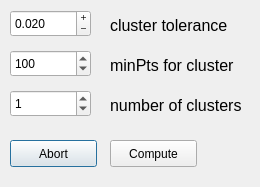
First picture: the form in src/gui/euclidean_dialog.ui, repository SimpleTree/simpleTree, before the edit.
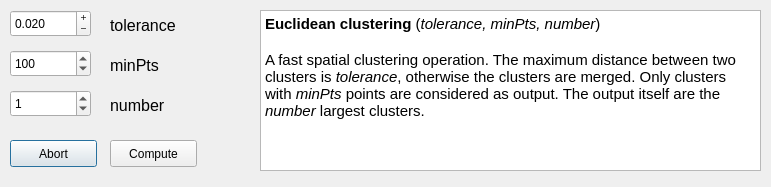
Second picture: the form after the edit.

```diff
--- a/src/gui/euclidean_dialog.ui
+++ b/src/gui/euclidean_dialog.ui
@@ -6,7 +6,7 @@
    <rect>
     <x>0</x>
     <y>0</y>
-    <width>260</width>
+    <width>771</width>
     <height>187</height>
    </rect>
   </property>
@@ -82,7 +82,7 @@
     </font>
    </property>
    <property name="text">
-    <string>cluster tolerance</string>
+    <string>tolerance</string>
    </property>
    <property name="alignment">
     <set>Qt::AlignLeading|Qt::AlignLeft|Qt::AlignVCenter</set>
@@ -135,7 +135,7 @@
     </font>
    </property>
    <property name="text">
-    <string>minPts for cluster</string>
+    <string>minPts</string>
    </property>
    <property name="alignment">
     <set>Qt::AlignLeading|Qt::AlignLeft|Qt::AlignVCenter</set>
@@ -156,12 +156,31 @@
     </font>
    </property>
    <property name="text">
-    <string>number of clusters</string>
+    <string>number</string>
    </property>
    <property name="alignment">
     <set>Qt::AlignLeading|Qt::AlignLeft|Qt::AlignVCenter</set>
    </property>
   </widget>
+  <widget class="QTextBrowser" name="textBrowser">
+   <property name="geometry">
+    <rect>
+     <x>260</x>
+     <y>10</y>
+     <width>501</width>
+     <height>161</height>
+    </rect>
+   </property>
+   <property name="html">
+    <string>&lt;!DOCTYPE HTML PUBLIC &quot;-//W3C//DTD HTML 4.0//EN&quot; &quot;http://www.w3.org/TR/REC-html40/strict.dtd&quot;&gt;
+&lt;html&gt;&lt;head&gt;&lt;meta name=&quot;qrichtext&quot; content=&quot;1&quot; /&gt;&lt;style type=&quot;text/css&quot;&gt;
+p, li { white-space: pre-wrap; }
+&lt;/style&gt;&lt;/head&gt;&lt;body style=&quot; font-family:'Ubuntu'; font-size:11pt; font-weight:400; font-style:normal;&quot;&gt;
+&lt;p style=&quot; margin-top:0px; margin-bottom:0px; margin-left:0px; margin-right:0px; -qt-block-indent:0; text-indent:0px;&quot;&gt;&lt;span style=&quot; font-weight:600;&quot;&gt;Euclidean clustering&lt;/span&gt; (&lt;span style=&quot; font-style:italic;&quot;&gt;tolerance, minPts, number&lt;/span&gt;)&lt;/p&gt;
+&lt;p style=&quot;-qt-paragraph-type:empty; margin-top:0px; margin-bottom:0px; margin-left:0px; margin-right:0px; -qt-block-indent:0; text-indent:0px;&quot;&gt;&lt;br /&gt;&lt;/p&gt;
+&lt;p style=&quot; margin-top:0px; margin-bottom:0px; margin-left:0px; margin-right:0px; -qt-block-indent:0; text-indent:0px;&quot;&gt;A fast spatial clustering operation. The maximum distance between two clusters is &lt;span style=&quot; font-style:italic;&quot;&gt;tolerance&lt;/span&gt;, otherwise the clusters are merged. Only clusters with &lt;span style=&quot; font-style:italic;&quot;&gt;minPts&lt;/span&gt; points are considered as output. The output itself are the &lt;span style=&quot; font-style:italic;&quot;&gt;number&lt;/span&gt; largest clusters.&lt;/p&gt;&lt;/body&gt;&lt;/html&gt;</string>
+   </property>
+  </widget>
  </widget>
  <resources/>
  <connections/>
```
